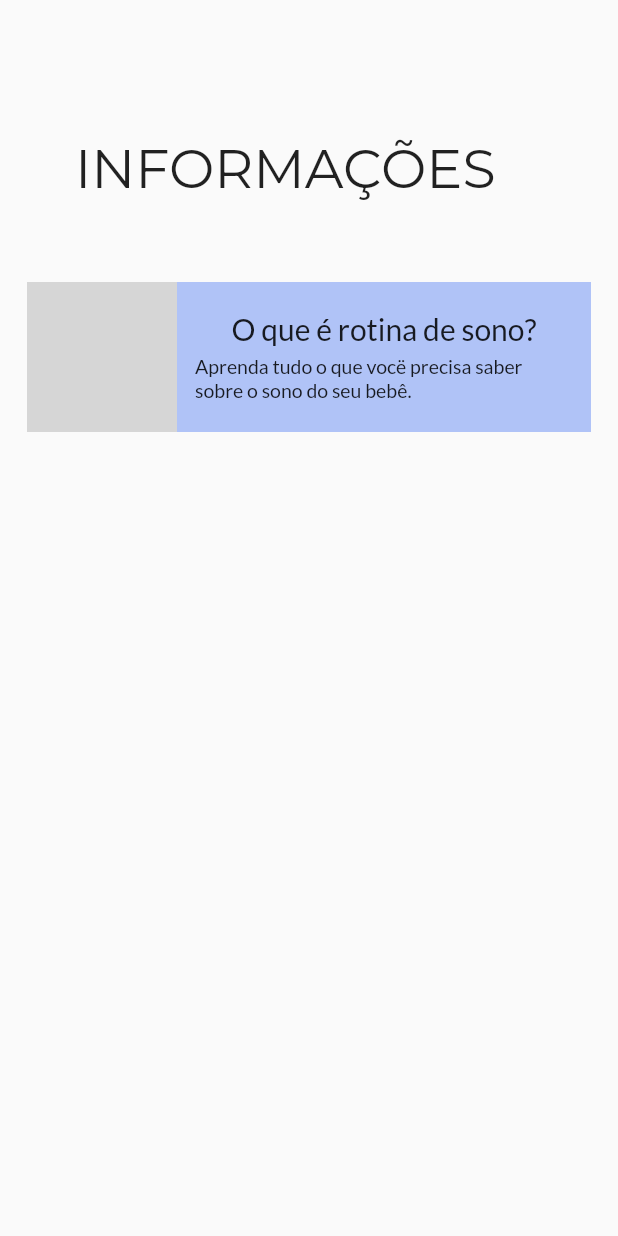
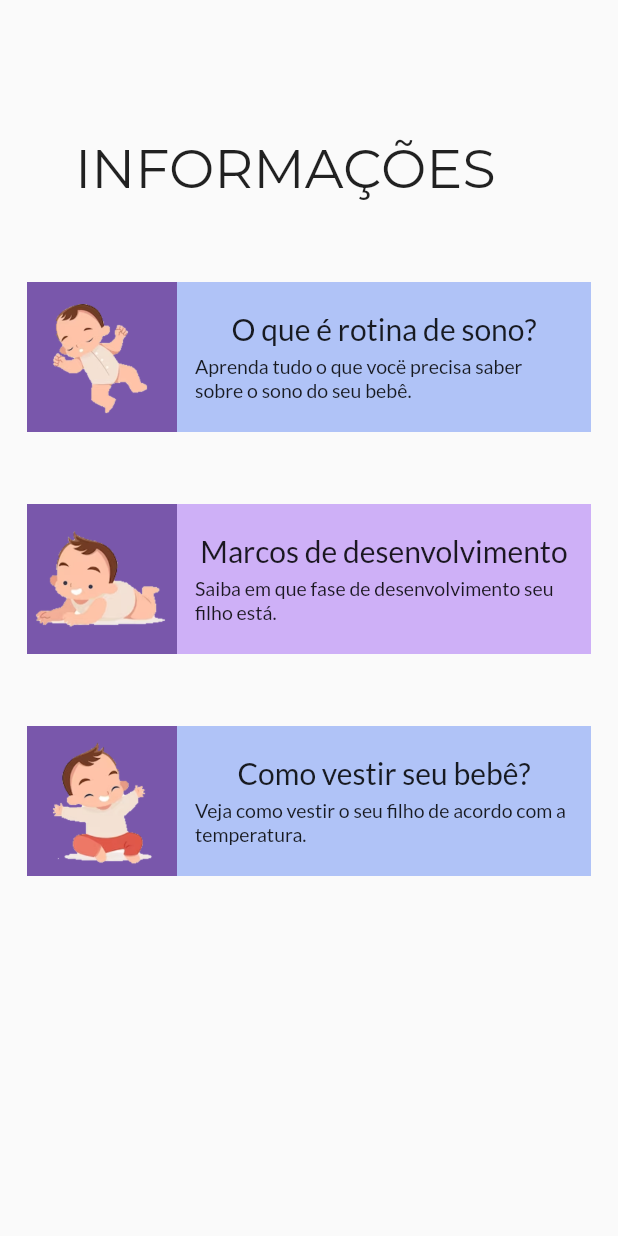
Before and after one commit to LizandraLuth/AppSono, a Flutter app: the InformationPage screen opened directly, on a phone screen of 412 x 824 dp. Run offline on Flutter 3.47's test engine with Material 2 defaults, Android fonts, the phone set to English and light mode, and no system bars; grey boxes are pictures that could not be loaded.

Commit message:
inclui imagens e ajusta tela de informacoes

```diff
--- a/lib/features/home/ui/homes_page.dart
+++ b/lib/features/home/ui/homes_page.dart
@@ -11,7 +11,7 @@ class HomePage extends StatefulWidget {
 class _HomePageState extends State<HomePage> {
   @override
   Widget build(BuildContext context) {
-    return Scaffold(
+    return const Scaffold(
       appBar: PreferredSize(
         preferredSize: Size.fromHeight(250),
         child: AppBarCustom(
--- a/lib/features/information/ui/information_page.dart
+++ b/lib/features/information/ui/information_page.dart
@@ -1,5 +1,6 @@
 import 'package:flutter/material.dart';
 import 'package:rotina_sono/config/utils/colors_utils.dart';
+import 'package:rotina_sono/features/information/ui/rotina_sono_page.dart';
 
 import '../../../config/utils/widget/app_bar_custom_widget.dart';
 
@@ -13,8 +14,9 @@ class InformationPage extends StatefulWidget {
 class _InformationPageState extends State<InformationPage> {
   @override
   Widget build(BuildContext context) {
+
     return Scaffold(
-      appBar: PreferredSize(
+      appBar: const PreferredSize(
         preferredSize: Size.fromHeight(250),
         child: AppBarCustom(
           title: 'INFORMAÇÕES',
@@ -26,7 +28,36 @@ class _InformationPageState extends State<InformationPage> {
 
   Widget _bodyBuild() {
     return Column(children: [
-      Padding(
+      _card(
+        title: 'O que é rotina de sono?',
+        image: Image.asset('assets/images/baby_seven.png'),
+        colorBackgroundImage: ColorsUtil.purpleOne,
+        description:
+            'Aprenda tudo o que vocë precisa saber sobre o sono do seu bebê.', colorText: ColorsUtil.blueFour,
+      ),
+      _card(
+        title: 'Marcos de desenvolvimento',
+        image: Image.asset('assets/images/baby_eigth.png'),
+        colorBackgroundImage: ColorsUtil.purpleOne,
+        description: 'Saiba em que fase de desenvolvimento seu filho está.', colorText: ColorsUtil.purpleFour,
+      ),
+      _card(
+        title: 'Como vestir seu bebê?',
+        image: Image.asset('assets/images/baby_nine.png'),
+        colorBackgroundImage: ColorsUtil.purpleOne,
+        description:
+            'Veja como vestir o seu filho de acordo com a temperatura.', colorText: ColorsUtil.blueFour,
+      )
+    ]);
+  }
+
+  Widget _card(
+      {required String title,
+      required Image image,
+      required Color colorBackgroundImage,
+      required String description,
+      required Color colorText}) {
+    return Padding(
       padding: EdgeInsets.symmetric(vertical: 24, horizontal: 18),
       child: GestureDetector(
         child: Row(
@@ -34,22 +65,24 @@ class _InformationPageState extends State<InformationPage> {
             Container(
               width: 100,
               height: 100,
-                child: Image.asset('imagem'),
+              color: colorBackgroundImage,
+              child: image,
             ),
             Expanded(
-                child: Container( padding: EdgeInsets.all(12),
-                  color: ColorsUtil.blueFour,
+              child: Container(
+                padding: EdgeInsets.all(12),
+                color: colorText,
                 height: 100,
                 child: Column(
                   mainAxisAlignment: MainAxisAlignment.center,
                   children: [
                     Text(
-                        'O que é rotina de sono?',
+                      title,
                       style: TextStyle(fontFamily: 'Lato', fontSize: 20),
                     ),
                     SizedBox(height: 5),
                     Text(
-                        'Aprenda tudo o que vocë precisa saber sobre o sono do seu bebê.',
+                      description,
                       maxLines: 5,
                       style: TextStyle(fontFamily: 'Lato', fontSize: 13),
                     )
@@ -59,8 +92,16 @@ class _InformationPageState extends State<InformationPage> {
             )
           ],
         ),
+        onTap: (){
+
+
+          Navigator.of(context).pushReplacement(MaterialPageRoute(
+              builder: (BuildContext context) => RotinaSonoPage()));
+
+
+
+        },
       ),
-      )
-    ]);
+    );
   }
 }
--- a/pubspec.yaml
+++ b/pubspec.yaml
@@ -62,9 +62,9 @@ flutter:
   uses-material-design: true
 
   # To add assets to your application, add an assets section, like this:
-  # assets:
-  #   - images/a_dot_burr.jpeg
-  #   - images/a_dot_ham.jpeg
+  assets:
+    - assets/images/
+
 
   # An image asset can refer to one or more resolution-specific "variants", see
   # https://flutter.dev/assets-and-images/#resolution-aware
```
Also changed, not shown: lib/features/information/ui/marcos_desenvolvimento_page.dart (added, +14 -0 lines), lib/features/information/ui/rotina_sono_page.dart (added, +15 -0 lines), lib/features/information/ui/vestir_bebe_page.dart (added, +14 -0 lines), assets/images/baby_eigth.png (added), assets/images/baby_five.png (added), assets/images/baby_four.png (added), assets/images/baby_nine.png (added), assets/images/baby_one.png (added), assets/images/baby_seven.png (added), assets/images/baby_six.png (added), assets/images/baby_ten.png (added), assets/images/baby_three.png (added), assets/images/baby_two.png (added). Lines whose indentation alone changed are shown as unchanged.
